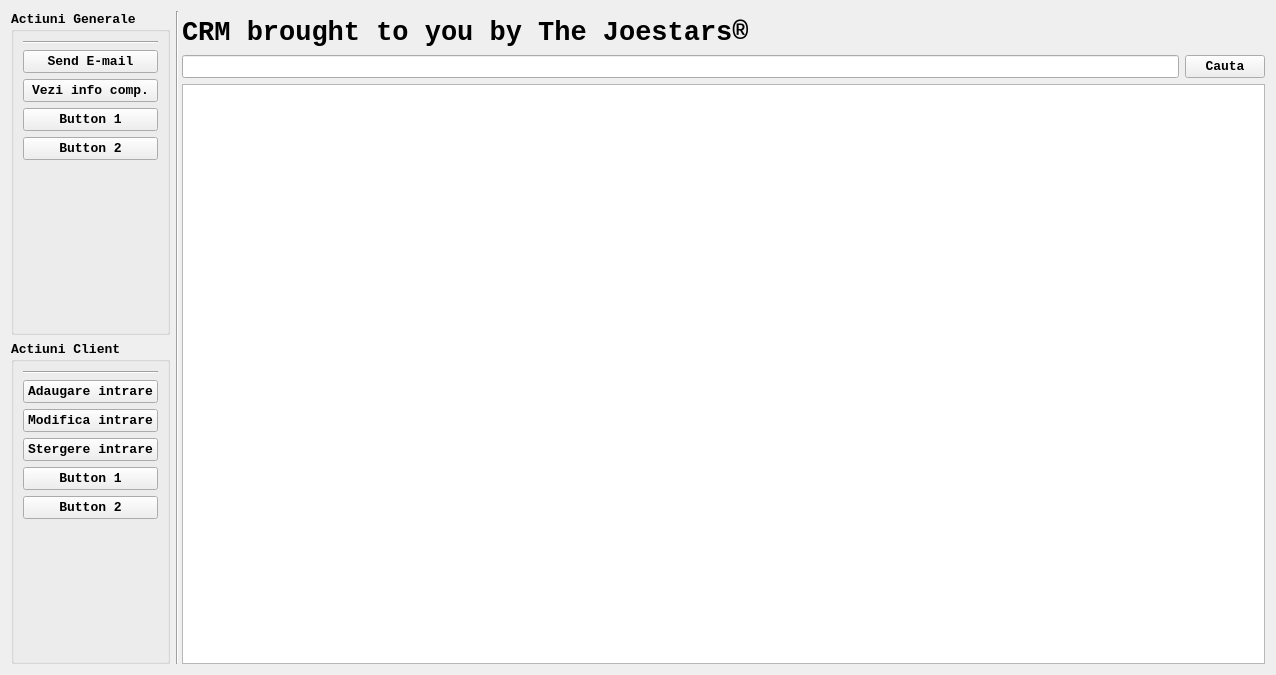
First picture: the form in ui/MainInterface.ui, repository GabyUnalaq/UNI_CRM_Project, before the edit.
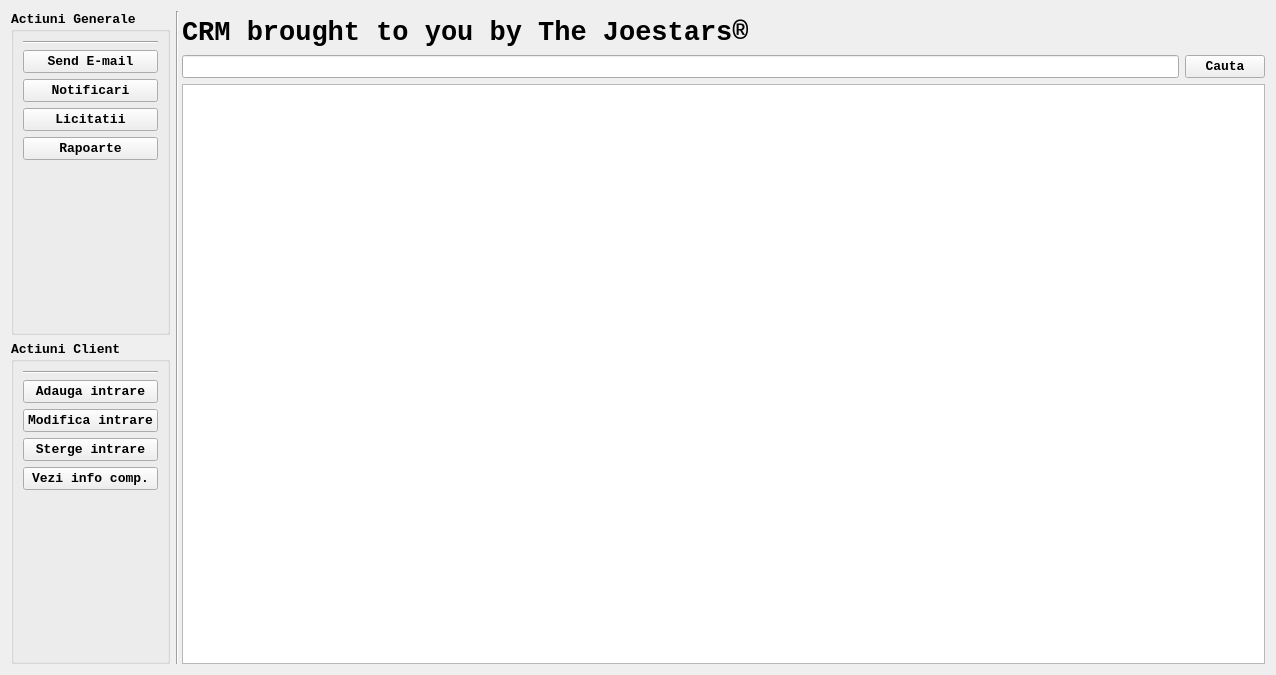
Second picture: the form after the edit.

```diff
--- a/ui/MainInterface.ui
+++ b/ui/MainInterface.ui
@@ -53,7 +53,7 @@
          </widget>
         </item>
         <item>
-         <widget class="QPushButton" name="Qbutton_general_comp">
+         <widget class="QPushButton" name="Qbutton_general_notif">
           <property name="font">
            <font>
             <family>Courier New</family>
@@ -66,7 +66,7 @@
            <cursorShape>PointingHandCursor</cursorShape>
           </property>
           <property name="text">
-           <string>Vezi info comp.</string>
+           <string>Notificari</string>
           </property>
          </widget>
         </item>
@@ -84,25 +84,14 @@
            <cursorShape>PointingHandCursor</cursorShape>
           </property>
           <property name="text">
-           <string>Button 1</string>
+           <string>Licitatii</string>
           </property>
          </widget>
         </item>
         <item>
-         <widget class="QPushButton" name="Qbutton_general_2">
-          <property name="font">
-           <font>
-            <family>Courier New</family>
-            <pointsize>10</pointsize>
-            <weight>75</weight>
-            <bold>true</bold>
-           </font>
-          </property>
-          <property name="cursor">
-           <cursorShape>PointingHandCursor</cursorShape>
-          </property>
+         <widget class="QPushButton" name="Qbutton_general_rap">
           <property name="text">
-           <string>Button 2</string>
+           <string>Rapoarte</string>
           </property>
          </widget>
         </item>
@@ -157,7 +146,7 @@
            <cursorShape>PointingHandCursor</cursorShape>
           </property>
           <property name="text">
-           <string>Adaugare intrare</string>
+           <string>Adauga intrare</string>
           </property>
          </widget>
         </item>
@@ -193,12 +182,12 @@
            <cursorShape>PointingHandCursor</cursorShape>
           </property>
           <property name="text">
-           <string>Stergere intrare</string>
+           <string>Sterge intrare</string>
           </property>
          </widget>
         </item>
         <item>
-         <widget class="QPushButton" name="Qbutton_client_1">
+         <widget class="QPushButton" name="Qbutton_general_comp">
           <property name="font">
            <font>
             <family>Courier New</family>
@@ -211,25 +200,7 @@
            <cursorShape>PointingHandCursor</cursorShape>
           </property>
           <property name="text">
-           <string>Button 1</string>
-          </property>
-         </widget>
-        </item>
-        <item>
-         <widget class="QPushButton" name="Qbutton_client_2">
-          <property name="font">
-           <font>
-            <family>Courier New</family>
-            <pointsize>10</pointsize>
-            <weight>75</weight>
-            <bold>true</bold>
-           </font>
-          </property>
-          <property name="cursor">
-           <cursorShape>PointingHandCursor</cursorShape>
-          </property>
-          <property name="text">
-           <string>Button 2</string>
+           <string>Vezi info comp.</string>
           </property>
          </widget>
         </item>
```
Left out of the diff: 2 changed lines with no effect on the pictures.
